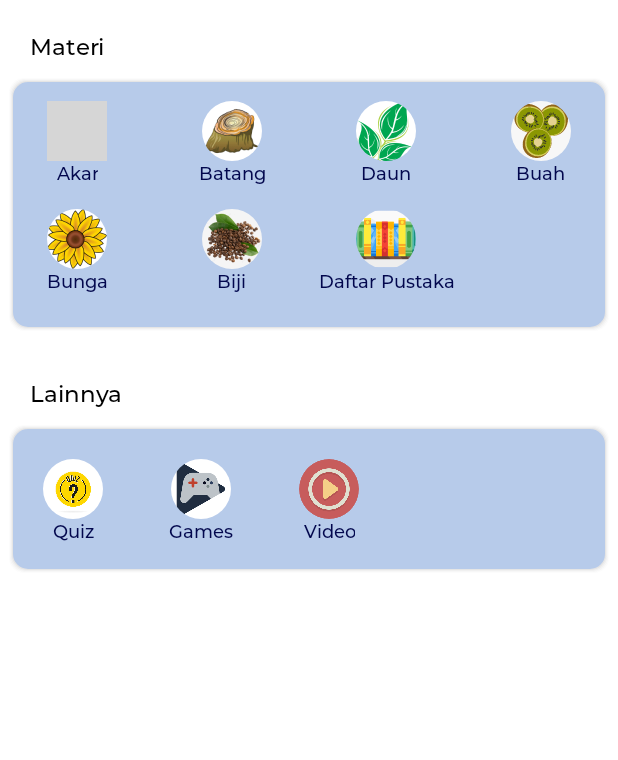
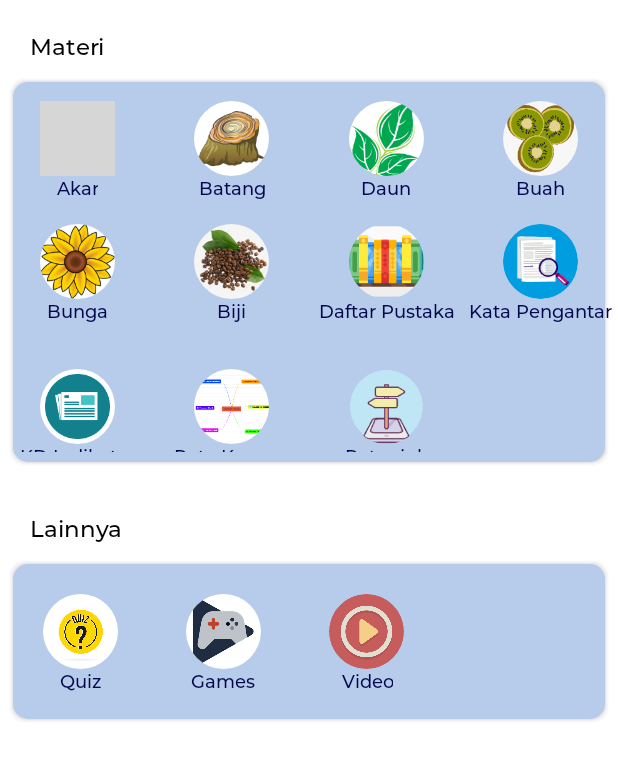
Before and after one commit to Akbaraadis/MengenalTumbuhan, an Android app: the screen it shows after launch (MainActivity), on a phone screen of 412 x 824 dp. Shown: the top 760 px of the screen. Run offline under Robolectric (Android 15) with nearby library versions, the phone set to English and light mode, and no system bars; our stand-ins replace CircleImageView; pictures from the network do not load; grey boxes are pictures that could not be loaded.

Commit message:
update materi

```diff
--- a/app/src/main/java/com/project/mengenalbagiantumbuhan/data/Materi_Data.kt
+++ b/app/src/main/java/com/project/mengenalbagiantumbuhan/data/Materi_Data.kt
@@ -10,7 +10,11 @@ object Materi_Data {
         R.drawable.icon_buah,
         R.drawable.icon_bunga,
         R.drawable.icon_biji,
-        R.drawable.icon_dafpus
+        R.drawable.icon_dafpus,
+        R.drawable.icon_kata_pengantar,
+        R.drawable.icon_kd_indikator,
+        R.drawable.icon_peta_konsep,
+        R.drawable.icon_petunjuk_penggunaan
     )
 
     private val TextName = arrayOf(
@@ -20,7 +24,11 @@ object Materi_Data {
         "Buah",
         "Bunga",
         "Biji",
-        "Daftar Pustaka"
+        "Daftar Pustaka",
+        "Kata Pengantar",
+        "KD Indikator",
+        "Peta Konsep",
+        "Petunjuk Penggunaan"
     )
 
     private val paragrafPertama = arrayOf(
@@ -33,7 +41,23 @@ object Materi_Data {
         "1.\tBuku Guru SD/MI Kelas IV Tematik Tema 3 “Peduli Terhadap Makhluk Hidup” tahun 2017\n" +
                 "2.\tBuku Siswa SD/MI Kelas IV Tematik Tema 3 “Peduli Terhadap Makhluk Hidup” tahun 2017\n" +
                 "3.\tKompas.com. 2020. Siswa Kelas IV SD, Ayo Belajar Bentuk dan Fungsi Tumbuhan. Diakses melalui https://www.kompas.com/edu/read/2020/03/31/110924371/siswa-kelas-iv-sd-ayo-belajar-bentuk-dan-fungsi-tumbuhan?page=all.\n" +
-                "4.\tMateri Pertanian. 2021. Pengertian Biji, Macam, Fungsi, Bagian, dan Strukturnya. Diakses melalui https://dosenpertanian.com/pengertian-biji/ \n"
+                "4.\tMateri Pertanian. 2021. Pengertian Biji, Macam, Fungsi, Bagian, dan Strukturnya. Diakses melalui https://dosenpertanian.com/pengertian-biji/ \n",
+        "Bismillahirrahmanirrahim..\n" +
+                "Assalamualaikum wr.wb. \n" +
+                "Puji serta syukur penulis panjatkan kehadirat Allah SWT karena atas rahmat dan hidayah-Nya, penulis dapat menyusun e-book berbasis aplikasi android dengan materi bagian tubuh tumbuhan dan fungsinya untuk siswa kelas IV Sekolah Dasar.\n" +
+                "Adapun penyajian materi pada e-book berbasis aplikasi android ini dikemas secara ringkas dan menarik karena adanya gambar dan video guna menunjang materi. Selain itu, pada e-book berbasis aplikasi android ini juga terdapat menu quiz dan games, sehingga siswa kelas IV dapat berlatih dan bermain.\n" +
+                "Penulis juga menyadari bahwa masih terdapat kekurangan pada aplikasi belajar ini, oleh karenanya dengan senang hati penulis menerima kritik serta saran yang membangun. Melalui aplikasi ini, penulis berharap aplikasi ini dapat dijadikan salah satu sumber belajar yang mudah digunakan kapanpun dan dimanapun baik oleh guru, siswa, calon guru, mahasiswa, dan masyarakat umum, serta dapat menjadi inovasi pendidik dalam memberikan materi pembelajaran.\n" +
+                "Wassalamualaikum wr.wb.\n",
+        "KD: \n" +
+                "3.8.\t Menjelaskan pentingnya upaya keseimbangan pelestarian sumber daya alam di lingkungannya.\n" +
+                "\n" +
+                "\n" +
+                "Indikator:\n" +
+                "1.\tMenjelaskan pengertian tumbuhan\n" +
+                "2.\tMenjelaskan bagian tubuh tumbuhan\n" +
+                "3.\tMenyebutkan fungsi bagian tubuh tumbuhan\n",
+        "0",
+        "0"
     )
 
     private val submenuPertama = arrayOf(
@@ -43,6 +67,10 @@ object Materi_Data {
         "a. Bagian-bagian Buah",
         "a. Bagian-bagian Bunga",
         "a. Fungsi Biji",
+        "0",
+        "0",
+        "0",
+        "0",
         "0"
     )
 
@@ -56,6 +84,10 @@ object Materi_Data {
                 "1.\tJaringan penyimpan cadangan makanan bagi tumbuhan. Cadangan makanan yang disimpan merupakan hasil dari fotosintesis tumbuhan, cadangan makanan tersebut untuk bertahan hidup. \n" +
                 "2.\tSebagai alat perkembangbiakan atau biasa disebut dengan benih.\n" +
                 "3.\tSebagai pembentuk tumbuhan baru.\n",
+        "0",
+        "0",
+        "0",
+        "0",
         "0"
     )
 
@@ -66,7 +98,11 @@ object Materi_Data {
         R.drawable.menu1_buah,
         R.drawable.menu1_bunga,
         0,
-        0
+        0,
+        0,
+        0,
+        R.drawable.peta_konsep,
+        R.drawable.petunjuk_penggunaan
     )
 
     private val submenuKedua = arrayOf(
@@ -75,6 +111,10 @@ object Materi_Data {
         "b. Jenis-jenis Daun",
         "b. Fungsi Buah",
         "b. Fungsi Bunga",
+        "0",
+        "0",
+        "0",
+        "0",
         "0",
         "0"
     )
@@ -88,6 +128,10 @@ object Materi_Data {
         "Biji buah berfungsi sebagai bakal tumbuhan baru, sedangkan daging buah merupakan tempat menyimpan cadangan makanan. Buah yang berwarna mencolok akan menarik hewan untuk memakannya sehingga membantu proses penyebaran biji.",
         "Fungsi bunga bagi tumbuhan adalah sebagai perhiasan tumbuhan dan tempat berlangsungnya perkembangbiakan tumbuhan. Di bunga ada putik dan benang sari. Bunga-bunga terlihat cantik untuk menarik perhatian serangga dan hewan lainnya. Serangga dan hewan yang tertarik pada bunga ini membantu proses penyerbukan pada tumbuhan. Caranya dengan membantu menaruh serbuk sari di bagian putik pada bunga. Setelah putik menerima serbuk sari, nantinya akan tumbuh buah dari bakal biji.",
         "0",
+        "0",
+        "0",
+        "0",
+        "0",
         "0"
     )
 
@@ -98,6 +142,10 @@ object Materi_Data {
         0,
         0,
         0,
+        0,
+        0,
+        0,
+        0,
         0
     )
 
@@ -105,6 +153,10 @@ object Materi_Data {
         "c. Fungsi Akar",
         "c. Fungsi Batang",
         "c. Fungsi Daun",
+        "0",
+        "0",
+        "0",
+        "0",
         "0",
         "0",
         "0",
@@ -126,6 +178,10 @@ object Materi_Data {
         "0",
         "0",
         "0",
+        "0",
+        "0",
+        "0",
+        "0",
         "0"
     )
 
@@ -133,6 +189,10 @@ object Materi_Data {
         R.drawable.menu3_akar,
         R.drawable.menu3_batang,
         R.drawable.menu3_daun,
+        0,
+        0,
+        0,
+        0,
         0,
         0,
         0,
--- a/app/src/main/java/com/project/mengenalbagiantumbuhan/ui/detail/DetailActivity.kt
+++ b/app/src/main/java/com/project/mengenalbagiantumbuhan/ui/detail/DetailActivity.kt
@@ -65,6 +65,30 @@ class DetailActivity : AppCompatActivity() {
 
             if(detailTvJudul.text == "Daftar Pustaka"){
                 detailBtnNext.visibility = View.GONE
+            }
+
+            if(detailTvJudul.text == "Kata Pengantar"){
+                detailBtnNext.visibility = View.GONE
+            }
+
+            if(detailTvJudul.text == "KD Indikator"){
+                detailBtnNext.visibility = View.GONE
+            }
+
+            if(detailTvJudul.text == "Peta Konsep"){
+                detailBtnNext.visibility = View.GONE
+                detailTvParagraf.visibility = View.GONE
+                detailIvMenu1.visibility = View.VISIBLE
+                detailIvMenu1.layoutParams.height = 1000
+                detailIvMenu1.layoutParams.width = 1000
+            }
+
+            if(detailTvJudul.text == "Petunjuk Penggunaan"){
+                detailBtnNext.visibility = View.GONE
+                detailTvParagraf.visibility = View.GONE
+                detailIvMenu1.visibility = View.VISIBLE
+                detailIvMenu1.layoutParams.height = 1000
+                detailIvMenu1.layoutParams.width = 1000
             }
 
             detailBtnNext.setOnClickListener {
--- a/app/src/main/res/layout/activity_main.xml
+++ b/app/src/main/res/layout/activity_main.xml
@@ -21,7 +21,7 @@
     <ImageView
         android:id="@+id/main_iv_card"
         android:layout_width="match_parent"
-        android:layout_height="170dp"
+        android:layout_height="260dp"
         android:src="@drawable/shape_background_blue"
         android:layout_marginStart="5dp"
         android:layout_marginEnd="5dp"
@@ -33,7 +33,7 @@
     <androidx.recyclerview.widget.RecyclerView
         android:id="@+id/rv_icon"
         android:layout_width="match_parent"
-        android:layout_height="160dp"
+        android:layout_height="250dp"
         tools:listitem="@layout/item_icon_main"
         app:layout_constraintTop_toTopOf="@id/main_iv_card"/>
 
@@ -51,7 +51,7 @@
     <FrameLayout
         android:id="@+id/main_iv_lain"
         android:layout_width="match_parent"
-        android:layout_height="100dp"
+        android:layout_height="110dp"
         android:background="@drawable/shape_background_blue"
         android:layout_marginStart="5dp"
         android:layout_marginEnd="5dp"
@@ -66,8 +66,8 @@
 
         <de.hdodenhof.circleimageview.CircleImageView
             android:id="@+id/item_civ_quiz"
-            android:layout_width="40dp"
-            android:layout_height="40dp"
+            android:layout_width="50dp"
+            android:layout_height="50dp"
             android:src="@drawable/icon_quiz"
             app:layout_constraintStart_toStartOf="parent"
             app:layout_constraintTop_toTopOf="parent"
@@ -86,8 +86,8 @@
 
         <de.hdodenhof.circleimageview.CircleImageView
             android:id="@+id/item_civ_games"
-            android:layout_width="40dp"
-            android:layout_height="40dp"
+            android:layout_width="50dp"
+            android:layout_height="50dp"
             android:src="@drawable/icon_games"
             app:layout_constraintStart_toEndOf="@id/item_civ_quiz"
             app:layout_constraintTop_toTopOf="parent"
@@ -106,8 +106,8 @@
 
         <de.hdodenhof.circleimageview.CircleImageView
             android:id="@+id/item_civ_video"
-            android:layout_width="40dp"
-            android:layout_height="40dp"
+            android:layout_width="50dp"
+            android:layout_height="50dp"
             android:src="@drawable/icon_video"
             app:layout_constraintStart_toEndOf="@id/item_civ_games"
             app:layout_constraintTop_toTopOf="parent"
--- a/app/src/main/res/layout/item_icon_main.xml
+++ b/app/src/main/res/layout/item_icon_main.xml
@@ -7,8 +7,8 @@
 
     <de.hdodenhof.circleimageview.CircleImageView
         android:id="@+id/item_civ_icon"
-        android:layout_width="40dp"
-        android:layout_height="40dp"
+        android:layout_width="50dp"
+        android:layout_height="50dp"
         android:src="@drawable/icon_uhamka"
         app:layout_constraintStart_toStartOf="parent"
         app:layout_constraintEnd_toEndOf="parent"
```
Also changed, not shown: app/src/main/res/drawable/correct_option_border_bg.xml (renamed from app/src/main/res/drawable-v24/correct_option_border_bg.xml), app/src/main/res/drawable/default_option_border_bg.xml (renamed from app/src/main/res/drawable-v24/default_option_border_bg.xml), app/src/main/res/drawable/ic_background.jpg (renamed from app/src/main/res/drawable-v24/ic_background.jpg), app/src/main/res/drawable/ic_launcher_foreground.xml (renamed from app/src/main/res/drawable-v24/ic_launcher_foreground.xml), app/src/main/res/drawable/icon_kata_pengantar.png (added), app/src/main/res/drawable/icon_kd_indikator.png (added), app/src/main/res/drawable/icon_peta_konsep.png (added), app/src/main/res/drawable/icon_petunjuk_penggunaan.png (added), app/src/main/res/drawable/peta_konsep.PNG (added), app/src/main/res/drawable/petunjuk_penggunaan.PNG (added), app/src/main/res/drawable/selected_option_border_bg.xml (renamed from app/src/main/res/drawable-v24/selected_option_border_bg.xml), app/src/main/res/drawable/wrong_option_border_bg.xml (renamed from app/src/main/res/drawable-v24/wrong_option_border_bg.xml).
